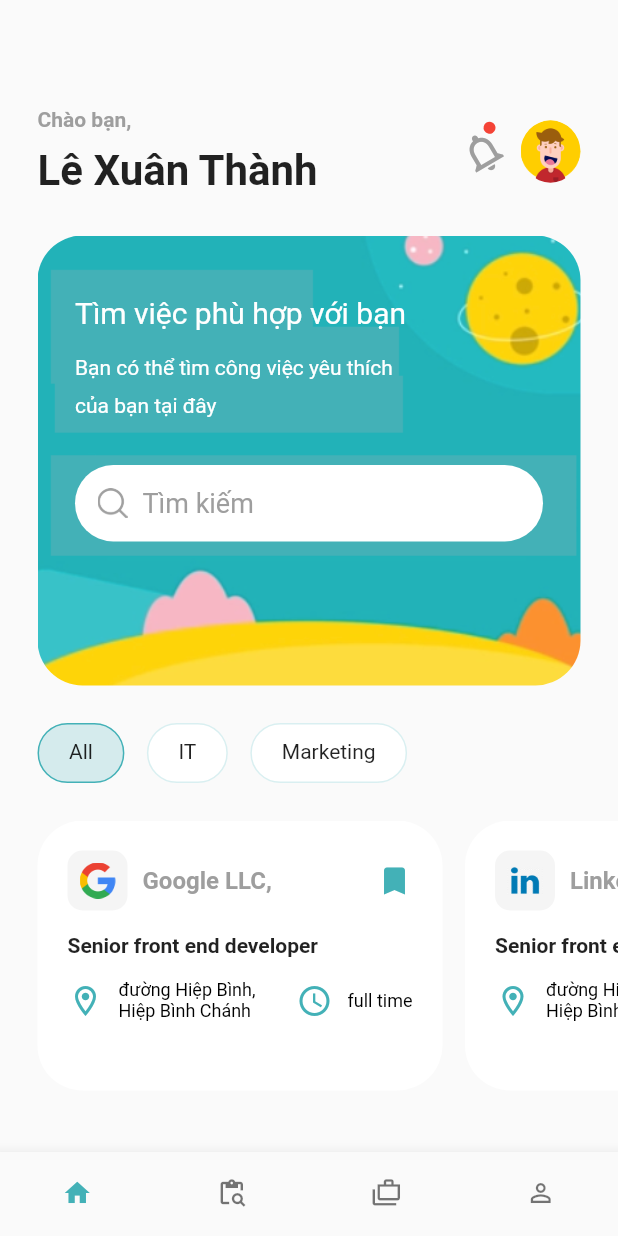
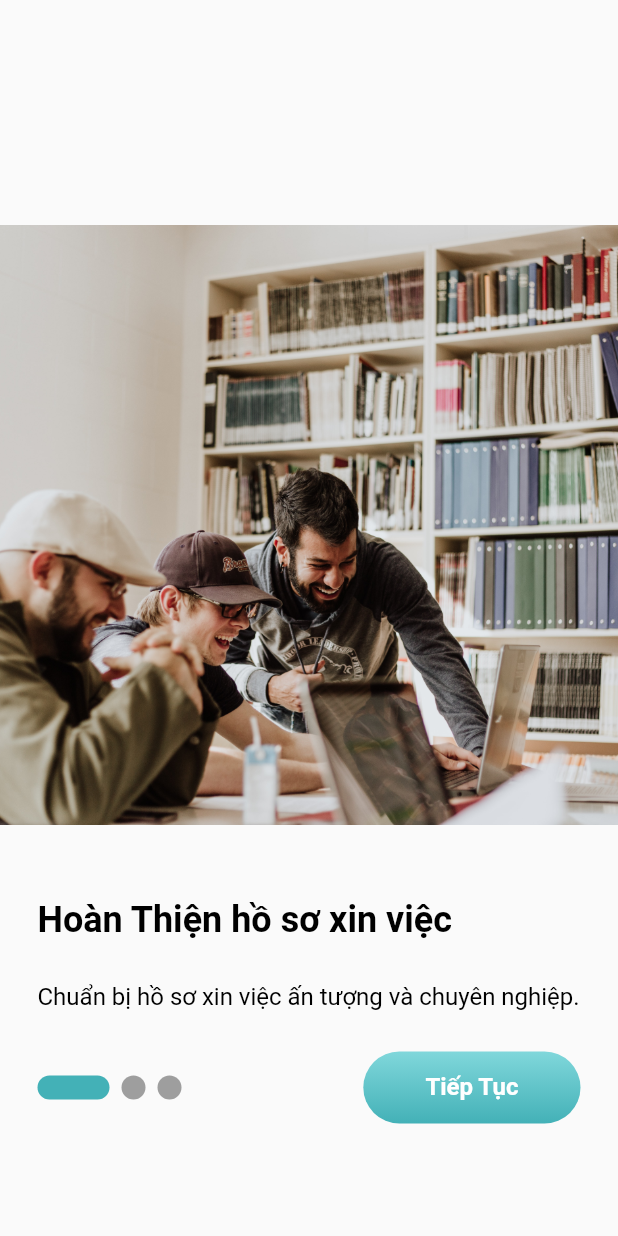
Before and after one commit to xuanthanhtah/Find_Job_App, a Flutter app: the screen it shows after launch, on a phone screen of 412 x 824 dp. Run offline on Flutter 3.47's test engine with Material 2 defaults, Android fonts, the light colour scheme and no system bars; drawn by our look-alikes of smooth_page_indicator; our stand-ins replace hive_flutter; accounts and stored records are empty.

Commit message:
add splash and intro

```diff
--- a/lib/core/constants/color_constants.dart
+++ b/lib/core/constants/color_constants.dart
@@ -2,6 +2,19 @@ import 'package:flutter/material.dart';
 
 class ColorPalette {
   static const Color primaryColor = Color(0xFF43B1B7);
-  static const Color textColor = Color(0xFF9E9E9E);
+  static const Color secondColor = Color.fromARGB(255, 128, 215, 219);
+  static const Color textColor = Color.fromARGB(255, 0, 0, 0);
   static const Color greyColor = Color(0xFF9E9E9E);
+  static const Color subTitleColor = Color(0xFF838383);
 }
+
+class Gradients {
+  static const Gradient defaultGradientBackground = LinearGradient(
+    begin: Alignment.topLeft,
+    end: Alignment.bottomLeft,
+    colors: [
+      ColorPalette.secondColor,
+      ColorPalette.primaryColor,
+    ],
+  );
+}
--- /dev/null
+++ b/lib/core/helpers/asset_helper.dart
@@ -0,0 +1,18 @@
+mixin AssetHelper {
+  //Assets in icons
+  static const String filter = 'assets/icons/filter.png';
+  static const String search = 'assets/icons/search.png';
+  //Assets in images
+  static const String splashbg = 'assets/images/splash_bg.png';
+  static const String splashbg3 = 'assets/images/splash_bg3.png';
+  static const String splashbg4 = 'assets/images/splash_bg4.png';
+  static const String splashbg5 = 'assets/images/splash_bg5.png';
+  static const String searchbg = 'assets/images/search_bg.png';
+  static const String avatar = 'assets/images/avatar.png';
+  static const String airbnblogo = 'assets/images/airbnb_logo.png';
+  static const String googlelogo = 'assets/images/google_logo.png';
+  static const String linkedinlogo = 'assets/images/linkedin_logo.png';
+  static const String intro1 = 'assets/images/intro1.jpg';
+  static const String intro2 = 'assets/images/intro2.jpg';
+  static const String intro3 = 'assets/images/intro3.jpg';
+}
--- /dev/null
+++ b/lib/core/helpers/image_helper.dart
@@ -0,0 +1,40 @@
+import 'package:flutter/material.dart';
+//import 'package:flutter_svg/svg.dart';
+
+class ImageHelper {
+  static Widget loadFromAsset(
+    String imageFilePath, {
+    double? width,
+    double? height,
+    BorderRadius? radius,
+    BoxFit? fit,
+    Color? tintColor,
+    Alignment? alignment,
+  }) {
+    // if (imageFilePath.toLowerCase().endsWith('svg')) {
+    //   return ClipRRect(
+    //     borderRadius: radius ?? BorderRadius.zero,
+    //     child: SvgPicture.asset(
+    //       imageFilePath,
+    //       width: width,
+    //       height: height,
+    //       fit: fit ?? BoxFit.contain,
+    //       color: tintColor,
+    //       alignment: alignment ?? Alignment.center,
+    //     ),
+    //   );
+    // } else {
+    return ClipRRect(
+      borderRadius: radius ?? BorderRadius.zero,
+      child: Image.asset(
+        imageFilePath,
+        width: width,
+        height: height,
+        fit: fit ?? BoxFit.contain,
+        color: tintColor,
+        alignment: alignment ?? Alignment.center,
+      ),
+    );
+    //}
+  }
+}
--- a/lib/main.dart
+++ b/lib/main.dart
@@ -1,8 +1,13 @@
+import 'package:app_find_job/core/helpers/local_storage_helper.dart';
+import 'package:app_find_job/routes.dart';
+import 'package:app_find_job/screens/splash/splash.dart';
 import 'package:flutter/material.dart';
 import 'package:flutter/services.dart';
-import './screens/home/home.dart';
+import 'package:hive_flutter/hive_flutter.dart';
 
-void main() {
+Future<void> main() async {
+  await Hive.initFlutter();
+  await LocalStorageHelper.initLocalStorageHelper();
   runApp(MyApp());
 }
 
@@ -18,7 +23,8 @@ class MyApp extends StatelessWidget {
         primaryColor: const Color(0xFF43B1B7),
         accentColor: const Color(0xFFFED408),
       ),
-      home: const HomePage(),
+      routes: routes,
+      home: const SplashPage(),
     );
   }
 }
--- /dev/null
+++ b/lib/routes.dart
@@ -0,0 +1,10 @@
+import 'package:app_find_job/screens/home/home.dart';
+import 'package:app_find_job/screens/intro/intro.dart';
+import 'package:app_find_job/screens/splash/splash.dart';
+import 'package:flutter/material.dart';
+
+final Map<String, WidgetBuilder> routes = {
+  SplashPage.routeName: (context) => const SplashPage(),
+  IntroPage.routeName: (context) => const IntroPage(),
+  HomePage.routeName: (context) => const HomePage(),
+};
--- a/lib/screens/home/home.dart
+++ b/lib/screens/home/home.dart
@@ -6,6 +6,8 @@ import './widgets/home_app_bar.dart';
 
 class HomePage extends StatelessWidget {
   const HomePage({Key? key}) : super(key: key);
+
+  static const routeName = '/home_page';
 
   @override
   Widget build(BuildContext context) {
--- /dev/null
+++ b/lib/screens/intro/intro.dart
@@ -0,0 +1,142 @@
+import 'dart:async';
+import 'package:app_find_job/core/constants/color_constants.dart';
+import 'package:app_find_job/core/helpers/asset_helper.dart';
+import 'package:app_find_job/core/helpers/image_helper.dart';
+import 'package:app_find_job/screens/home/home.dart';
+import 'package:app_find_job/widgets/button_widget.dart';
+import 'package:flutter/material.dart';
+import 'package:app_find_job/core/constants/textstyle_constants.dart';
+import 'package:smooth_page_indicator/smooth_page_indicator.dart';
+
+class IntroPage extends StatefulWidget {
+  const IntroPage({Key? key}) : super(key: key);
+
+  static const routeName = '/intro';
+  @override
+  State<IntroPage> createState() => _IntroPageState();
+}
+
+class _IntroPageState extends State<IntroPage> {
+  final PageController _pageController = PageController();
+
+  final StreamController<int> _pageStreamController =
+      StreamController.broadcast();
+
+  @override
+  void initState() {
+    super.initState();
+    _pageController.addListener(() {
+      _pageStreamController.add((_pageController.page!.toInt()));
+    });
+  }
+
+  Widget _buildItemIntroPage(
+    String image,
+    String title,
+    String description,
+    AlignmentGeometry alignment,
+  ) {
+    return Column(
+      mainAxisAlignment: MainAxisAlignment.center,
+      crossAxisAlignment: CrossAxisAlignment.start,
+      children: [
+        Container(
+          alignment: alignment,
+          child: ImageHelper.loadFromAsset(
+            image,
+            height: 400,
+            // width: 380,
+            fit: BoxFit.fitHeight,
+          ),
+        ),
+        const SizedBox(height: 50),
+        Padding(
+          padding: const EdgeInsets.symmetric(horizontal: 25),
+          child: Column(
+            crossAxisAlignment: CrossAxisAlignment.start,
+            children: [
+              Text(title, style: TextStyles.defaultStyle.fontHeader.bold),
+              const SizedBox(height: 30),
+              Text(description, style: TextStyles.defaultStyle),
+            ],
+          ),
+        ),
+      ],
+    );
+  }
+
+  @override
+  Widget build(BuildContext context) {
+    return Scaffold(
+      body: Stack(
+        children: [
+          PageView(
+            controller: _pageController,
+            children: [
+              _buildItemIntroPage(
+                AssetHelper.intro1,
+                'Hoàn Thiện hồ sơ xin việc',
+                'Chuẩn bị hồ sơ xin việc ấn tượng và chuyên nghiệp.',
+                Alignment.centerLeft,
+              ),
+              _buildItemIntroPage(
+                AssetHelper.intro2,
+                'Chủ động tìm việc',
+                'Tìm và ứng tuyển công việc nhanh chóng và nhẹ nhàng.',
+                Alignment.center,
+              ),
+              _buildItemIntroPage(
+                AssetHelper.intro3,
+                'Nhận cơ hội hấp dẫn',
+                'Nhà tuyển dụng chủ động tìm kiếm bạn qua CV đã có trên app, nhận ngay lời mời hấp dẫn.',
+                Alignment.centerRight,
+              ),
+            ],
+          ),
+          Positioned(
+            left: 25,
+            right: 25,
+            bottom: 75,
+            child: Row(
+              children: [
+                Expanded(
+                  flex: 6,
+                  child: SmoothPageIndicator(
+                    controller: _pageController,
+                    count: 3,
+                    effect: const ExpandingDotsEffect(
+                      dotWidth: 16,
+                      dotHeight: 16,
+                      activeDotColor: ColorPalette.primaryColor,
+                    ),
+                  ),
+                ),
+                StreamBuilder<int>(
+                    initialData: 0,
+                    stream: _pageStreamController.stream,
+                    builder: (context, snapshot) {
+                      return Expanded(
+                        flex: 4,
+                        child: ButtonWidget(
+                          title: snapshot.data != 2 ? 'Tiếp Tục' : 'Bắt đầu',
+                          onTap: () {
+                            if (_pageController.page != 2) {
+                              _pageController.nextPage(
+                                  duration: const Duration(milliseconds: 2000),
+                                  curve: Curves.easeIn);
+                            } else {
+                              Navigator.of(context)
+                                  .pushNamed(HomePage.routeName);
+                            }
+                          },
+                        ),
+                      );
+                    }),
+              ],
+            ),
+          ),
+        ],
+      ),
+    );
+  }
+}
--- /dev/null
+++ b/lib/widgets/button_widget.dart
@@ -0,0 +1,33 @@
+import 'package:app_find_job/core/constants/color_constants.dart';
+import 'package:app_find_job/core/constants/textstyle_constants.dart';
+import 'package:flutter/material.dart';
+
+class ButtonWidget extends StatelessWidget {
+  const ButtonWidget({
+    Key? key,
+    required this.title,
+    required this.onTap,
+  }) : super(key: key);
+
+  final String title;
+  final Function()? onTap;
+
+  @override
+  Widget build(BuildContext context) {
+    return GestureDetector(
+      onTap: onTap,
+      child: Container(
+        padding: const EdgeInsets.symmetric(vertical: 15),
+        decoration: BoxDecoration(
+          borderRadius: BorderRadius.circular(25),
+          gradient: Gradients.defaultGradientBackground,
+        ),
+        alignment: Alignment.center,
+        child: Text(
+          title,
+          style: TextStyles.defaultStyle.bold.whiteTextColor,
+        ),
+      ),
+    );
+  }
+}
--- a/pubspec.yaml
+++ b/pubspec.yaml
@@ -34,6 +34,8 @@ dependencies:
   # The following adds the Cupertino Icons font to your application.
   # Use with the CupertinoIcons class for iOS style icons.
   cupertino_icons: ^1.0.2
+  smooth_page_indicator: ^1.0.0+2
+  hive_flutter: ^1.1.0
 
 dev_dependencies:
   flutter_test:
```
Also changed, not shown: lib/core/constants/textstyle_constants.dart (added, +88 -0 lines), lib/core/helpers/local_storage_helper.dart (added, +27 -0 lines), lib/screens/splash/splash.dart (added, +48 -0 lines), assets/images/intro1.jpg (added), assets/images/intro3.jpg (added), assets/images/splash_bg.png (added), assets/images/splash_bg3.png (added), assets/images/splash_bg4.png (added), assets/images/splash_bg5.png (added), lib/core/constants/dismension_contants.dart (deleted), pubspec.lock, 2 other files.
